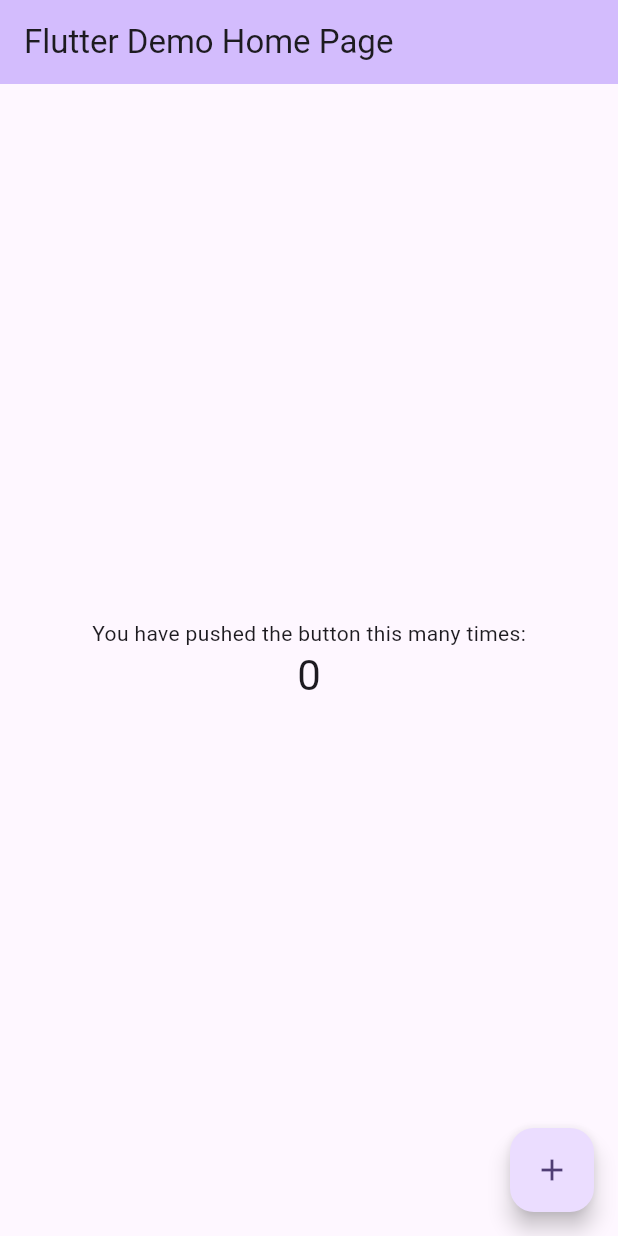
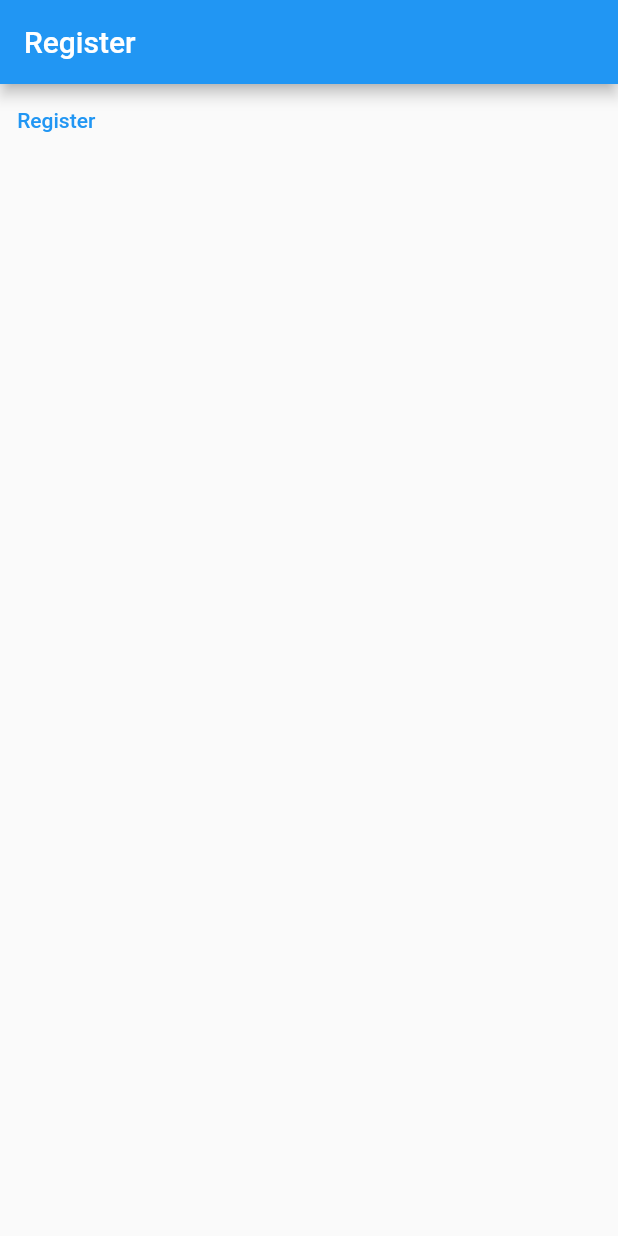
Before and after one commit to bishalbera/mynotes_flutter, a Flutter app: the screen it shows after launch, on a phone screen of 412 x 824 dp. Run offline on Flutter 3.47's test engine with Material 2 defaults, Android fonts, the phone set to English and light mode, and no system bars; our stand-ins replace firebase_core; accounts and stored records are empty.

Commit message:
scaffold created with a column with a button

```diff
--- a/lib/main.dart
+++ b/lib/main.dart
@@ -1,125 +1,34 @@
 import 'package:flutter/material.dart';
 
 void main() {
-  runApp(const MyApp());
+  runApp(
+    MaterialApp(
+      title: "Flutter Demo",
+      theme: ThemeData(
+        primarySwatch: Colors.blue
+      ),
+      home: const HomePage(),
+    )
+  );
 }
 
-class MyApp extends StatelessWidget {
-  const MyApp({super.key});
+class HomePage extends StatelessWidget {
+  const HomePage({super.key});
 
-  // This widget is the root of your application.
   @override
   Widget build(BuildContext context) {
-    return MaterialApp(
-      title: 'Flutter Demo',
-      theme: ThemeData(
-        // This is the theme of your application.
-        //
-        // TRY THIS: Try running your application with "flutter run". You'll see
-        // the application has a blue toolbar. Then, without quitting the app,
-        // try changing the seedColor in the colorScheme below to Colors.green
-        // and then invoke "hot reload" (save your changes or press the "hot
-        // reload" button in a Flutter-supported IDE, or press "r" if you used
-        // the command line to start the app).
-        //
-        // Notice that the counter didn't reset back to zero; the application
-        // state is not lost during the reload. To reset the state, use hot
-        // restart instead.
-        //
-        // This works for code too, not just values: Most code changes can be
-        // tested with just a hot reload.
-        colorScheme: ColorScheme.fromSeed(seedColor: Colors.deepPurple),
-        useMaterial3: true,
+    return  Scaffold
+      (appBar: AppBar(
+      title: const Text("Register"),
+     ),
+      body: Column(
+        children: [
+          TextButton(
+            onPressed: () async {},
+            child: const Text(" Register "),
+          ),
+        ],
       ),
-      home: const MyHomePage(title: 'Flutter Demo Home Page'),
     );
   }
 }
-
-class MyHomePage extends StatefulWidget {
-  const MyHomePage({super.key, required this.title});
-
-  // This widget is the home page of your application. It is stateful, meaning
-  // that it has a State object (defined below) that contains fields that affect
-  // how it looks.
-
-  // This class is the configuration for the state. It holds the values (in this
-  // case the title) provided by the parent (in this case the App widget) and
-  // used by the build method of the State. Fields in a Widget subclass are
-  // always marked "final".
-
-  final String title;
-
-  @override
-  State<MyHomePage> createState() => _MyHomePageState();
-}
-
-class _MyHomePageState extends State<MyHomePage> {
-  int _counter = 0;
-
-  void _incrementCounter() {
-    setState(() {
-      // This call to setState tells the Flutter framework that something has
-      // changed in this State, which causes it to rerun the build method below
-      // so that the display can reflect the updated values. If we changed
-      // _counter without calling setState(), then the build method would not be
-      // called again, and so nothing would appear to happen.
-      _counter++;
-    });
-  }
-
-  @override
-  Widget build(BuildContext context) {
-    // This method is rerun every time setState is called, for instance as done
-    // by the _incrementCounter method above.
-    //
-    // The Flutter framework has been optimized to make rerunning build methods
-    // fast, so that you can just rebuild anything that needs updating rather
-    // than having to individually change instances of widgets.
-    return Scaffold(
-      appBar: AppBar(
-        // TRY THIS: Try changing the color here to a specific color (to
-        // Colors.amber, perhaps?) and trigger a hot reload to see the AppBar
-        // change color while the other colors stay the same.
-        backgroundColor: Theme.of(context).colorScheme.inversePrimary,
-        // Here we take the value from the MyHomePage object that was created by
-        // the App.build method, and use it to set our appbar title.
-        title: Text(widget.title),
-      ),
-      body: Center(
-        // Center is a layout widget. It takes a single child and positions it
-        // in the middle of the parent.
-        child: Column(
-          // Column is also a layout widget. It takes a list of children and
-          // arranges them vertically. By default, it sizes itself to fit its
-          // children horizontally, and tries to be as tall as its parent.
-          //
-          // Column has various properties to control how it sizes itself and
-          // how it positions its children. Here we use mainAxisAlignment to
-          // center the children vertically; the main axis here is the vertical
-          // axis because Columns are vertical (the cross axis would be
-          // horizontal).
-          //
-          // TRY THIS: Invoke "debug painting" (choose the "Toggle Debug Paint"
-          // action in the IDE, or press "p" in the console), to see the
-          // wireframe for each widget.
-          mainAxisAlignment: MainAxisAlignment.center,
-          children: <Widget>[
-            const Text(
-              'You have pushed the button this many times:',
-            ),
-            Text(
-              '$_counter',
-              style: Theme.of(context).textTheme.headlineMedium,
-            ),
-          ],
-        ),
-      ),
-      floatingActionButton: FloatingActionButton(
-        onPressed: _incrementCounter,
-        tooltip: 'Increment',
-        child: const Icon(Icons.add),
-      ), // This trailing comma makes auto-formatting nicer for build methods.
-    );
-  }
-}
```
